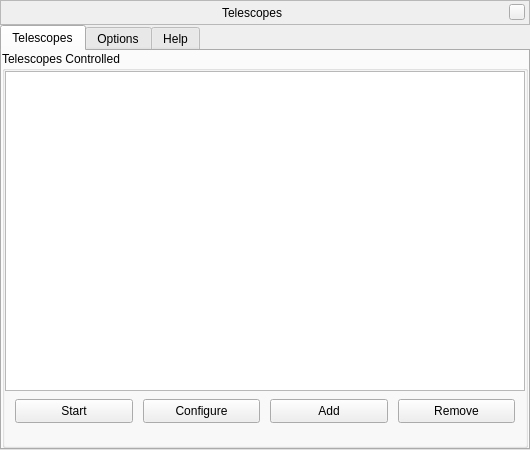
First picture: the form in plugins/TelescopeControl/src/gui/telescopeControlConfigurationWindow.ui, repository AlBannaTechno/stellarium, before the edit.
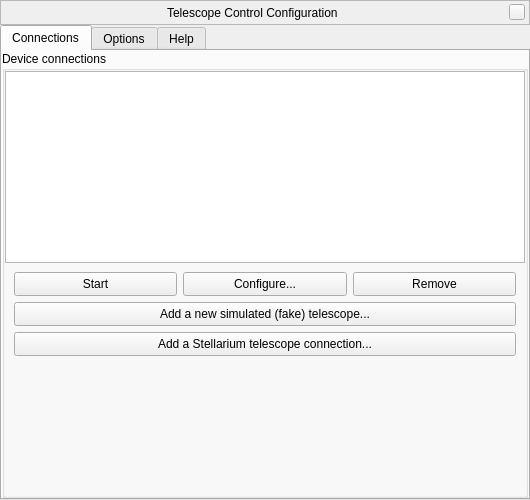
Second picture: the form after the edit. Custom widgets are drawn as their Qt base class.

Commit message: TelescopeControl: virtual telescopes are now handled as a special case

The edit to the form file:
```diff
--- a/plugins/TelescopeControl/src/gui/telescopeControlConfigurationWindow.ui
+++ b/plugins/TelescopeControl/src/gui/telescopeControlConfigurationWindow.ui
@@ -7,7 +7,7 @@
     <x>0</x>
     <y>0</y>
     <width>530</width>
-    <height>450</height>
+    <height>500</height>
    </rect>
   </property>
   <property name="sizePolicy">
@@ -19,7 +19,7 @@
   <property name="minimumSize">
    <size>
     <width>530</width>
-    <height>400</height>
+    <height>500</height>
    </size>
   </property>
   <property name="maximumSize">
@@ -102,7 +102,7 @@
       <item>
        <widget class="QLabel" name="stelWindowTitle">
         <property name="text">
-         <string>Telescopes</string>
+         <string>Telescope Control Configuration</string>
         </property>
        </widget>
       </item>
@@ -160,7 +160,7 @@
        </sizepolicy>
       </property>
       <attribute name="title">
-       <string>Telescopes</string>
+       <string>Connections</string>
       </attribute>
       <layout class="QVBoxLayout" name="verticalLayoutTabTelescopes">
        <property name="spacing">
@@ -178,7 +178,7 @@
           </sizepolicy>
          </property>
          <property name="title">
-          <string>Telescopes Controlled</string>
+          <string>Device connections</string>
          </property>
          <property name="alignment">
           <set>Qt::AlignLeading|Qt::AlignLeft|Qt::AlignTop</set>
@@ -193,17 +193,11 @@
           <item>
            <widget class="QTreeView" name="telescopeTreeView">
             <property name="sizePolicy">
-             <sizepolicy hsizetype="Minimum" vsizetype="MinimumExpanding">
+             <sizepolicy hsizetype="Preferred" vsizetype="Preferred">
               <horstretch>0</horstretch>
               <verstretch>0</verstretch>
              </sizepolicy>
             </property>
-            <property name="minimumSize">
-             <size>
-              <width>0</width>
-              <height>100</height>
-             </size>
-            </property>
             <property name="horizontalScrollBarPolicy">
              <enum>Qt::ScrollBarAlwaysOff</enum>
             </property>
@@ -250,22 +244,9 @@
               <height>40</height>
              </size>
             </property>
+            <layout class="QVBoxLayout" name="verticalLayout">
+             <item>
             <layout class="QHBoxLayout" name="horizontalLayout">
-             <property name="spacing">
-              <number>10</number>
-             </property>
-             <property name="leftMargin">
-              <number>10</number>
-             </property>
-             <property name="topMargin">
-              <number>0</number>
-             </property>
-             <property name="rightMargin">
-              <number>10</number>
-             </property>
-             <property name="bottomMargin">
-              <number>0</number>
-             </property>
              <item>
               <widget class="QPushButton" name="pushButtonChangeStatus">
                <property name="sizePolicy">
@@ -302,36 +283,8 @@
                <property name="toolTip">
                 <string>Configure the selected telescope</string>
                </property>
-               <property name="layoutDirection">
-                <enum>Qt::RightToLeft</enum>
-               </property>
                <property name="text">
-                <string>Configure</string>
-               </property>
-              </widget>
-             </item>
-             <item>
-              <widget class="QPushButton" name="pushButtonAdd">
-               <property name="sizePolicy">
-                <sizepolicy hsizetype="Expanding" vsizetype="Fixed">
-                 <horstretch>0</horstretch>
-                 <verstretch>0</verstretch>
-                </sizepolicy>
-               </property>
-               <property name="minimumSize">
-                <size>
-                 <width>0</width>
-                 <height>24</height>
-                </size>
-               </property>
-               <property name="toolTip">
-                <string>Add a new telescope</string>
-               </property>
-               <property name="layoutDirection">
-                <enum>Qt::RightToLeft</enum>
-               </property>
-               <property name="text">
-                <string>Add</string>
+                  <string>Configure...</string>
                </property>
               </widget>
              </item>
@@ -361,6 +314,58 @@
               </widget>
              </item>
             </layout>
+             </item>
+             <item>
+              <widget class="QFrame" name="frameNewButtons">
+               <layout class="QVBoxLayout" name="verticalLayoutNewButtons">
+                <property name="margin">
+                 <number>0</number>
+                </property>
+                <item>
+                 <widget class="QPushButton" name="pushButtonNewVirtual">
+                  <property name="sizePolicy">
+                   <sizepolicy hsizetype="Expanding" vsizetype="Fixed">
+                    <horstretch>0</horstretch>
+                    <verstretch>0</verstretch>
+                   </sizepolicy>
+                  </property>
+                  <property name="minimumSize">
+                   <size>
+                    <width>0</width>
+                    <height>24</height>
+                   </size>
+                  </property>
+                  <property name="text">
+                   <string>Add a new simulated (fake) telescope...</string>
+                  </property>
+                 </widget>
+                </item>
+                <item>
+                 <widget class="QPushButton" name="pushButtonNewStellarium">
+                  <property name="sizePolicy">
+                   <sizepolicy hsizetype="Expanding" vsizetype="Fixed">
+                    <horstretch>0</horstretch>
+                    <verstretch>0</verstretch>
+                   </sizepolicy>
+                  </property>
+                  <property name="minimumSize">
+                   <size>
+                    <width>0</width>
+                    <height>24</height>
+                   </size>
+                  </property>
+                  <property name="toolTip">
+                   <string>Add a new telescope</string>
+                  </property>
+                  <property name="text">
+                   <string>Add a Stellarium telescope connection...</string>
+                  </property>
+                 </widget>
+                </item>
+               </layout>
+              </widget>
+             </item>
+            </layout>
            </widget>
           </item>
           <item>
```
Left out of the diff: 18 changed lines with no effect on the pictures. Lines whose indentation alone changed are shown as unchanged. The commit also changes 5 other files.
